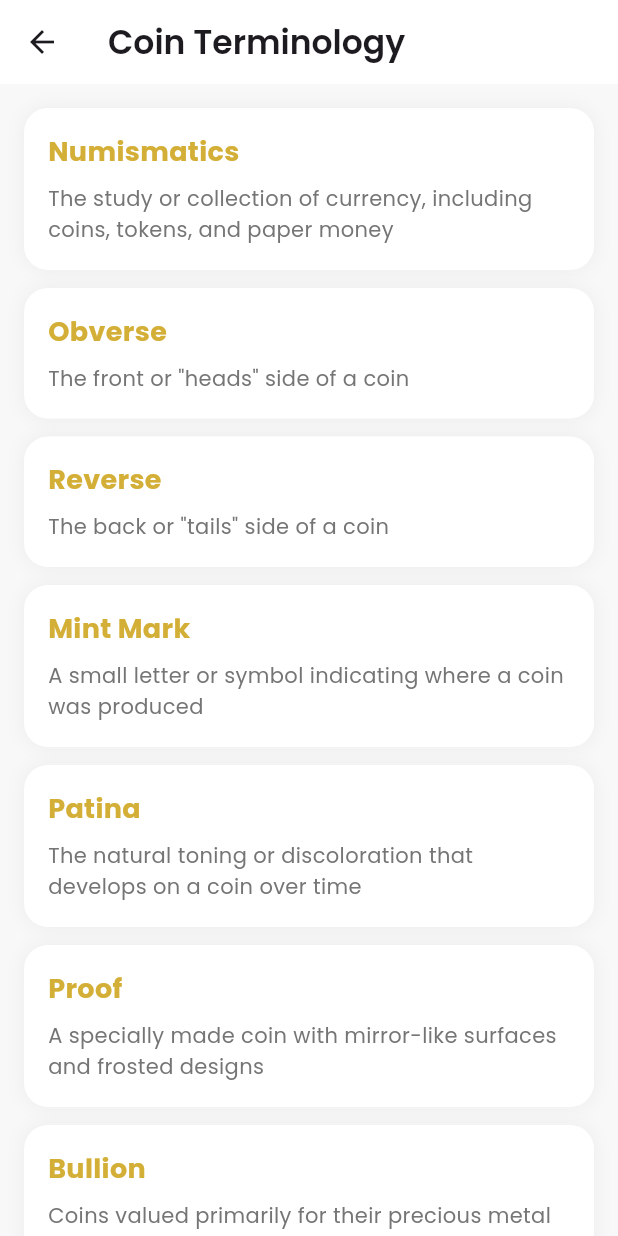
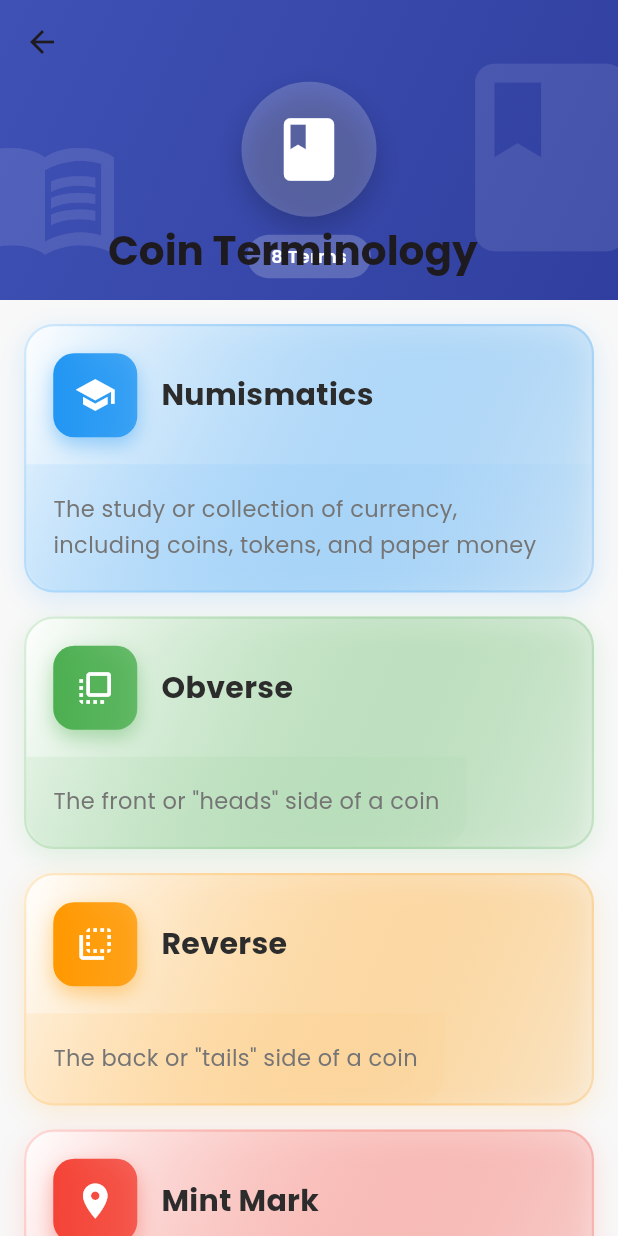
Before and after one commit to ShrutiBaviskar0808/Coin_Identifier, a Flutter app: the TerminologyScreen screen opened directly, on a phone screen of 412 x 824 dp. Run offline on Flutter 3.47's test engine with Material 3 defaults, Android fonts, the phone set to English and light mode, and no system bars; our stand-ins replace camera, google_fonts, image_picker, permission_handler; network calls fail.

Commit message:
Enhanced TerminologyScreen with collapsible app bar, unique colors, and creative card designs

```diff
--- a/lib/screens/learn_screen.dart
+++ b/lib/screens/learn_screen.dart
@@ -850,39 +850,149 @@ class TerminologyScreen extends StatelessWidget {
   @override
   Widget build(BuildContext context) {
     final terms = [
-      {'term': 'Numismatics', 'def': 'The study or collection of currency, including coins, tokens, and paper money'},
-      {'term': 'Obverse', 'def': 'The front or "heads" side of a coin'},
-      {'term': 'Reverse', 'def': 'The back or "tails" side of a coin'},
-      {'term': 'Mint Mark', 'def': 'A small letter or symbol indicating where a coin was produced'},
-      {'term': 'Patina', 'def': 'The natural toning or discoloration that develops on a coin over time'},
-      {'term': 'Proof', 'def': 'A specially made coin with mirror-like surfaces and frosted designs'},
-      {'term': 'Bullion', 'def': 'Coins valued primarily for their precious metal content'},
-      {'term': 'Grade', 'def': 'The condition rating of a coin, typically on a scale from 1 to 70'},
+      {'term': 'Numismatics', 'def': 'The study or collection of currency, including coins, tokens, and paper money', 'icon': Icons.school, 'color': Colors.blue},
+      {'term': 'Obverse', 'def': 'The front or "heads" side of a coin', 'icon': Icons.flip_to_front, 'color': Colors.green},
+      {'term': 'Reverse', 'def': 'The back or "tails" side of a coin', 'icon': Icons.flip_to_back, 'color': Colors.orange},
+      {'term': 'Mint Mark', 'def': 'A small letter or symbol indicating where a coin was produced', 'icon': Icons.location_on, 'color': Colors.red},
+      {'term': 'Patina', 'def': 'The natural toning or discoloration that develops on a coin over time', 'icon': Icons.palette, 'color': Colors.purple},
+      {'term': 'Proof', 'def': 'A specially made coin with mirror-like surfaces and frosted designs', 'icon': Icons.auto_awesome, 'color': Colors.amber},
+      {'term': 'Bullion', 'def': 'Coins valued primarily for their precious metal content', 'icon': Icons.diamond, 'color': Colors.teal},
+      {'term': 'Grade', 'def': 'The condition rating of a coin, typically on a scale from 1 to 70', 'icon': Icons.grade, 'color': Colors.indigo},
     ];
 
     return Scaffold(
       backgroundColor: AppColors.background,
-      appBar: AppBar(title: Text('Coin Terminology', style: GoogleFonts.poppins(fontWeight: FontWeight.w600)), backgroundColor: Colors.white, elevation: 0),
-      body: ListView.builder(
+      body: CustomScrollView(
+        slivers: [
+          SliverAppBar(
+            expandedHeight: 200,
+            pinned: true,
+            backgroundColor: Colors.indigo,
+            flexibleSpace: FlexibleSpaceBar(
+              title: Text('Coin Terminology', style: GoogleFonts.poppins(fontWeight: FontWeight.bold, fontSize: 18)),
+              background: Stack(
+                fit: StackFit.expand,
+                children: [
+                  Container(
+                    decoration: BoxDecoration(
+                      gradient: LinearGradient(
+                        colors: [Colors.indigo, Colors.indigo.shade700],
+                        begin: Alignment.topLeft,
+                        end: Alignment.bottomRight,
+                      ),
+                    ),
+                  ),
+                  Positioned(right: -30, top: 30, child: Icon(Icons.book, size: 150, color: Colors.white.withValues(alpha: 0.1))),
+                  Positioned(left: -20, bottom: 20, child: Icon(Icons.menu_book, size: 100, color: Colors.white.withValues(alpha: 0.1))),
+                  Center(
+                    child: Column(
+                      mainAxisAlignment: MainAxisAlignment.center,
+                      children: [
+                        const SizedBox(height: 40),
+                        Container(
+                          padding: const EdgeInsets.all(20),
+                          decoration: BoxDecoration(
+                            color: Colors.white.withValues(alpha: 0.2),
+                            shape: BoxShape.circle,
+                            boxShadow: [
+                              BoxShadow(
+                                color: Colors.black.withValues(alpha: 0.2),
+                                blurRadius: 15,
+                                offset: const Offset(0, 8),
+                              ),
+                            ],
+                          ),
+                          child: Icon(Icons.book, size: 50, color: Colors.white),
+                        ),
+                        const SizedBox(height: 12),
+                        Container(
+                          padding: const EdgeInsets.symmetric(horizontal: 16, vertical: 6),
+                          decoration: BoxDecoration(
+                            color: Colors.white.withValues(alpha: 0.2),
+                            borderRadius: BorderRadius.circular(20),
+                          ),
+                          child: Text('${terms.length} Terms', style: GoogleFonts.poppins(fontSize: 12, fontWeight: FontWeight.w600, color: Colors.white)),
+                        ),
+                      ],
+                    ),
+                  ),
+                ],
+              ),
+            ),
+          ),
+          SliverPadding(
             padding: const EdgeInsets.all(16),
-        itemCount: terms.length,
-        itemBuilder: (context, index) => Container(
-          margin: const EdgeInsets.only(bottom: 12),
-          padding: const EdgeInsets.all(16),
+            sliver: SliverList(
+              delegate: SliverChildBuilderDelegate(
+                (context, index) => _buildTermCard(terms[index]),
+                childCount: terms.length,
+              ),
+            ),
+          ),
+        ],
+      ),
+    );
+  }
+
+  Widget _buildTermCard(Map<String, dynamic> term) {
+    final color = term['color'] as Color;
+    return Container(
+      margin: const EdgeInsets.only(bottom: 16),
       decoration: BoxDecoration(
-            color: Colors.white,
-            borderRadius: BorderRadius.circular(16),
-            boxShadow: [BoxShadow(color: Colors.black.withValues(alpha: 0.05), blurRadius: 10)],
+        gradient: LinearGradient(
+          colors: [Colors.white, color.withValues(alpha: 0.05)],
+          begin: Alignment.topLeft,
+          end: Alignment.bottomRight,
+        ),
+        borderRadius: BorderRadius.circular(20),
+        border: Border.all(color: color.withValues(alpha: 0.2), width: 1.5),
+        boxShadow: [BoxShadow(color: color.withValues(alpha: 0.15), blurRadius: 15, offset: const Offset(0, 5))],
       ),
       child: Column(
         crossAxisAlignment: CrossAxisAlignment.start,
         children: [
-              Text(terms[index]['term']!, style: GoogleFonts.poppins(fontSize: 18, fontWeight: FontWeight.bold, color: AppColors.gold)),
-              const SizedBox(height: 8),
-              Text(terms[index]['def']!, style: GoogleFonts.poppins(fontSize: 14, color: AppColors.textGray, height: 1.5)),
+          Padding(
+            padding: const EdgeInsets.all(18),
+            child: Row(
+              children: [
+                Container(
+                  padding: const EdgeInsets.all(14),
+                  decoration: BoxDecoration(
+                    gradient: LinearGradient(colors: [color, color.withValues(alpha: 0.8)]),
+                    borderRadius: BorderRadius.circular(14),
+                    boxShadow: [
+                      BoxShadow(
+                        color: color.withValues(alpha: 0.4),
+                        blurRadius: 10,
+                        offset: const Offset(0, 5),
+                      ),
+                    ],
+                  ),
+                  child: Icon(term['icon'] as IconData, color: Colors.white, size: 28),
+                ),
+                const SizedBox(width: 16),
+                Expanded(
+                  child: Text(term['term']!, style: GoogleFonts.poppins(fontSize: 20, fontWeight: FontWeight.bold, color: AppColors.textDark)),
+                ),
               ],
             ),
           ),
+          Container(
+            padding: const EdgeInsets.all(18),
+            decoration: BoxDecoration(
+              gradient: LinearGradient(
+                colors: [color.withValues(alpha: 0.08), color.withValues(alpha: 0.03)],
+                begin: Alignment.centerLeft,
+                end: Alignment.centerRight,
+              ),
+              borderRadius: const BorderRadius.only(
+                bottomLeft: Radius.circular(20),
+                bottomRight: Radius.circular(20),
+              ),
+            ),
+            child: Text(term['def']!, style: GoogleFonts.poppins(fontSize: 15, color: AppColors.textGray, height: 1.6)),
+          ),
+        ],
       ),
     );
   }
```
Lines whose indentation alone changed are shown as unchanged.
